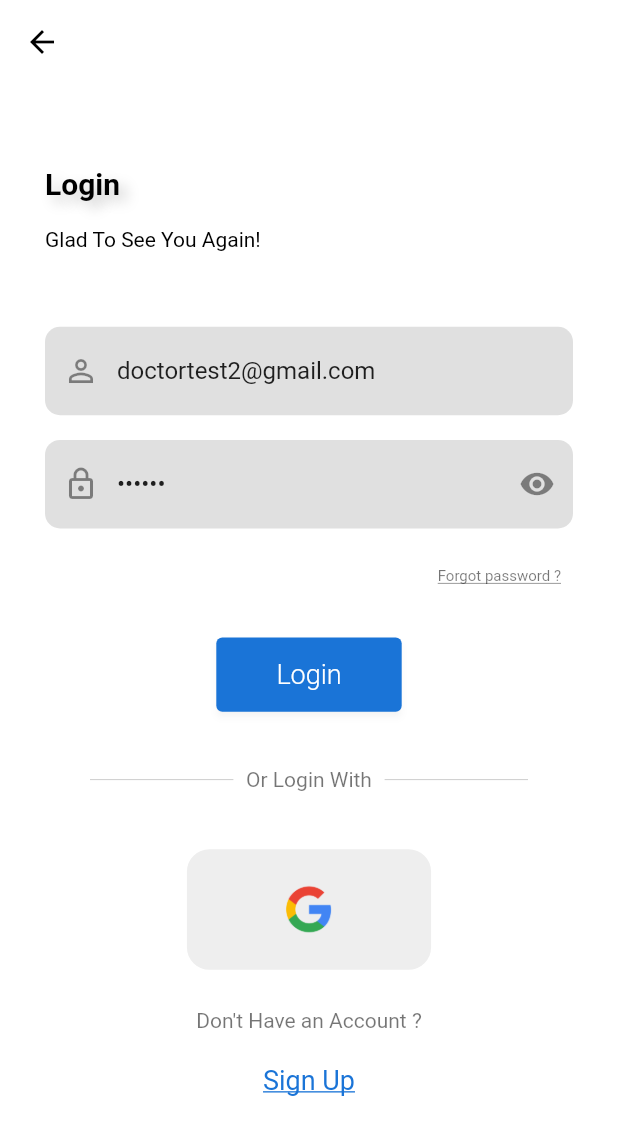
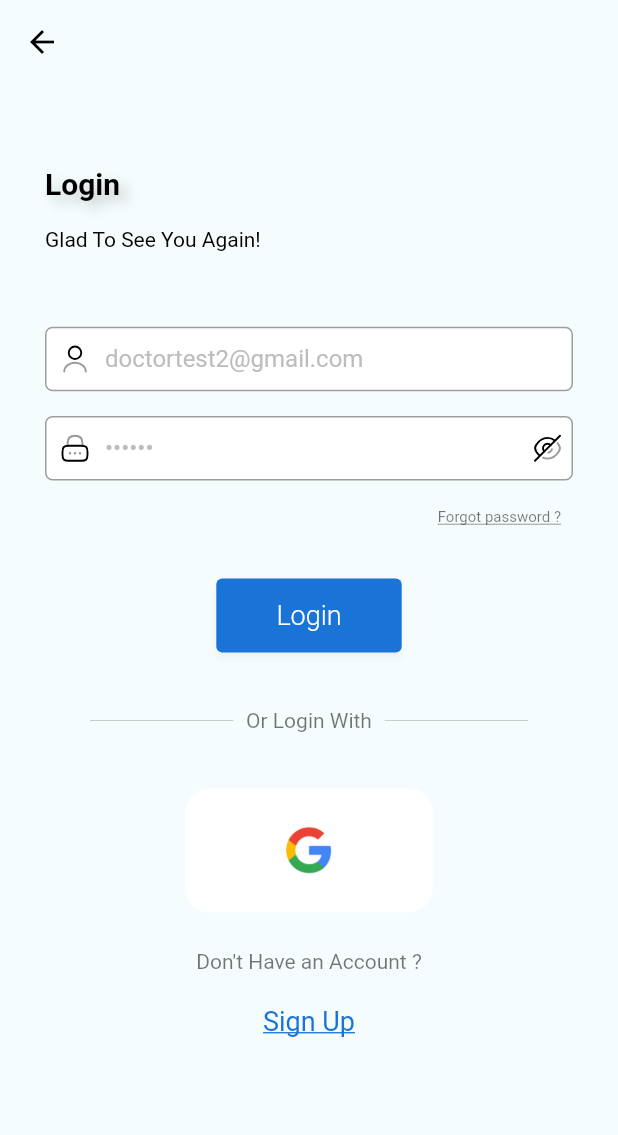
Before and after one commit to tahamoh33/gp_flutter-master, a Flutter app: the Login screen opened directly, on a phone screen of 412 x 824 dp. Shown: the top 1135 px of the screen. Run offline on Flutter 3.47's test engine with Material 2 defaults, Android fonts, the phone set to English and light mode, and no system bars; drawn by our look-alikes of auto_size_text; our stand-ins replace cached_network_image, cloud_firestore, device_preview, firebase_auth, firebase_core, firebase_storage and 8 more; missing offline and left inert: tflite; accounts and stored records are empty; Roboto replaces fonts that are missing (Montserrat).

Commit message:
Updated Login.dart

```diff
--- a/lib/CustomWidgets/square_tile.dart
+++ b/lib/CustomWidgets/square_tile.dart
@@ -15,7 +15,7 @@ class SquareTile extends StatelessWidget {
       decoration: BoxDecoration(
         border: Border.all(color: Colors.white),
         borderRadius: BorderRadius.circular(16),
-        color: Colors.grey[200],
+        color: Colors.white,
       ),
       child: Image.asset(
         imagePath,
--- a/lib/Screens/Authentication/Login.dart
+++ b/lib/Screens/Authentication/Login.dart
@@ -4,11 +4,14 @@ import 'package:firebase_auth/firebase_auth.dart';
 import 'package:flutter/material.dart';
 import 'package:google_sign_in/google_sign_in.dart';
 import 'package:trial1/CustomWidgets/custom_button.dart';
+import 'package:trial1/CustomWidgets/custom_image_view.dart';
+import 'package:trial1/CustomWidgets/custom_text_form_field.dart';
 import 'package:trial1/CustomWidgets/square_tile.dart';
 import 'package:trial1/Screens/Authentication/forgot_pw.dart';
 import 'package:trial1/Screens/NavigationScreens/welcome.dart';
 import 'package:trial1/Screens/cache_manager.dart';
 
+import '../Constants/image_constant.dart';
 import '../Constants/string_manager.dart';
 import '../Doctor/doctor_app_layout.dart';
 import '../NavigationScreens/AppLayout.dart';
@@ -162,14 +165,14 @@ class LoginState extends State<Login> {
     return Scaffold(
       resizeToAvoidBottomInset: true,
       //resizeToAvoidBottomPadding: false,
-      backgroundColor: Theme.of(context).primaryColor,
+      backgroundColor: Theme.of(context).scaffoldBackgroundColor,
       appBar: AppBar(),
       body: SafeArea(
         child: ListView(
           padding: EdgeInsets.all(30),
           children: [
             SizedBox(height: height * 0.03),
-            Container(
+            SizedBox(
               width: width * 0.5,
               height: height * 0.05,
               //margin: EdgeInsets.only(left: width * 0.1),
@@ -195,7 +198,7 @@ class LoginState extends State<Login> {
             // SizedBox(
             //   height: height * 0.02,
             // ),
-            Container(
+            SizedBox(
               //margin: EdgeInsets.only(left: width * 0.1, top: height * 0.02),
               width: width * 0.3,
               height: height * 0.05,
@@ -211,51 +214,61 @@ class LoginState extends State<Login> {
             SizedBox(
               height: height * 0.03,
             ),
-            TextField(
+            CustomTextFormField(
+              padding: TextFormFieldPadding.PaddingT12,
               controller: _emailController,
-              keyboardType: TextInputType.emailAddress,
-              decoration: InputDecoration(
-                filled: true,
-                fillColor: Theme.of(context).dialogBackgroundColor,
-                hintText: 'Email Address',
-                border: OutlineInputBorder(
-                  borderRadius: BorderRadius.circular(10),
-                  borderSide: BorderSide.none,
+              hintText: 'Email Address',
+              alignment: Alignment.center,
+              prefix: Container(
+                margin: EdgeInsets.symmetric(horizontal: 10, vertical: 0),
+                child: CustomImageView(
+                  svgPath: ImageConstant.imgUser,
+                  width: 20,
+                  height: 20,
                 ),
-                prefixIcon: Icon(Icons.person_outline_sharp),
               ),
+              prefixConstraints: BoxConstraints(maxHeight: 20),
+              fontStyle: TextFormFieldFontStyle.MontserratRomanRegular16,
             ),
 
             SizedBox(
               height: height * 0.02,
             ),
-            TextField(
+            CustomTextFormField(
               controller: _passwordController,
-              keyboardType: TextInputType.visiblePassword,
-              obscureText: isPasswordVisible,
-              decoration: InputDecoration(
-                  filled: true,
-                  fillColor: Theme.of(context).dialogBackgroundColor,
-                  hintText: 'Password',
-                  border: OutlineInputBorder(
-                    borderRadius: BorderRadius.circular(10),
-                    borderSide: BorderSide.none,
-                  ),
-                  prefixIcon: Icon(Icons.lock_outlined),
-                  suffixIcon: IconButton(
-                    icon: isPasswordVisible
-                        ? Icon(Icons.visibility)
-                        : Icon(Icons.visibility_off),
-                    onPressed: () {
+              hintText: "Password",
+              textInputAction: TextInputAction.done,
+              textInputType: TextInputType.visiblePassword,
+              alignment: Alignment.center,
+              prefix: Container(
+                margin: EdgeInsets.symmetric(horizontal: 10, vertical: 0),
+                child: CustomImageView(
+                  svgPath: ImageConstant.imgIconTwotoneLock,
+                  width: 20,
+                  height: 20,
+                ),
+              ),
+              prefixConstraints: BoxConstraints(maxHeight: 22),
+              suffix: Container(
+                margin: EdgeInsets.fromLTRB(30, 6, 7, 6),
+                child: CustomImageView(
+                    onTap: () {
                       setState(() {
                         isPasswordVisible = !isPasswordVisible;
                       });
                     },
-                  )),
+                    svgPath: isPasswordVisible
+                        ? ImageConstant.imgCheckmark
+                        : ImageConstant.eyeOpened,
+                    height: 20,
+                    width: 20),
+              ),
+              suffixConstraints: BoxConstraints(maxHeight: 44),
+              isObscureText: isPasswordVisible,
+              fontStyle: TextFormFieldFontStyle.MontserratRomanRegular16,
             ),
-
             SizedBox(
-              height: height * 0.01,
+              height: height * 0.001,
             ),
             Row(
               mainAxisAlignment: MainAxisAlignment.end,
@@ -306,7 +319,7 @@ class LoginState extends State<Login> {
               child: Row(
                 children: [
                   Expanded(
-                    child: Container(
+                    child: SizedBox(
                       width: width * 0.5,
                       height: height * 0.01,
                       child: Divider(
@@ -328,7 +341,7 @@ class LoginState extends State<Login> {
                     ),
                   ),
                   Expanded(
-                    child: Container(
+                    child: SizedBox(
                       width: width * 0.5,
                       height: height * 0.01,
                       child: Divider(
@@ -380,7 +393,7 @@ class LoginState extends State<Login> {
                               );
                             });
                           },
-                          child: SquareTile(
+                          child: const SquareTile(
                               imagePath:
                                   'lib/images/google-logo-png-webinar-optimizing-for-success-google-business-webinar-13.png'))),
                 ],
--- a/lib/newProfile.dart
+++ b/lib/newProfile.dart
@@ -321,7 +321,6 @@ class _ProfileScreen2State extends State<ProfileScreen2> {
                                             suffix: Container(
                                               child: CustomImageView(
                                                   onTap: () {
-                                                    print("alo");
                                                     setState(() {
                                                       isObscureText =
                                                           !isObscureText;
```
